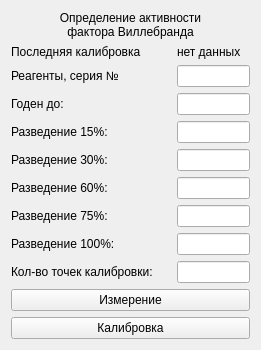
The window that choisedialog/agr2.ui (krang4d/Agrekola) describes before a commit, drawn with Qt 5.
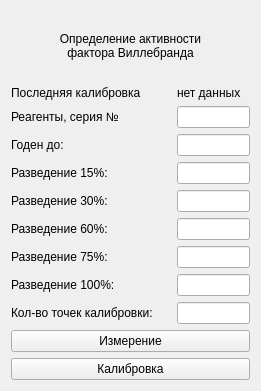
The same window after the commit.

```diff
--- a/choisedialog/agr2.ui
+++ b/choisedialog/agr2.ui
@@ -7,7 +7,7 @@
     <x>0</x>
     <y>0</y>
     <width>261</width>
-    <height>331</height>
+    <height>391</height>
    </rect>
   </property>
   <property name="windowTitle">
@@ -61,7 +61,7 @@
       </widget>
      </item>
      <item row="1" column="1">
-      <widget class="QLineEdit" name="lineEdit_8"/>
+      <widget class="QLineEdit" name="lineEdit_1"/>
      </item>
      <item row="2" column="0">
       <widget class="QLabel" name="label_3">
@@ -158,7 +158,7 @@
       </widget>
      </item>
      <item row="8" column="1">
-      <widget class="QLineEdit" name="lineEdit_14"/>
+      <widget class="QLineEdit" name="lineEdit_8"/>
      </item>
     </layout>
    </item>
```
Left out of the diff: 30 changed lines with no effect on the pictures.
